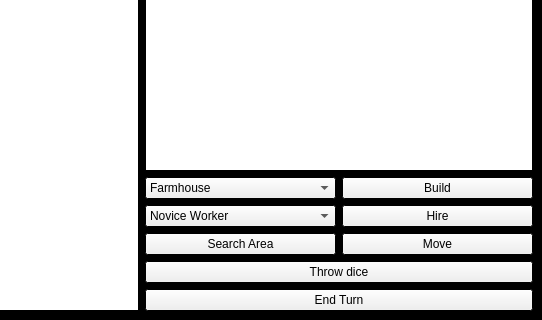
This is Game/mapwindow.ui in kemm0/Adam-Smith-s-Capitalization as Qt 5 draws it before an edit; both pictures show x 258 to 800 and y 118 to 438 of the 800 by 438 pixel window. The edited form follows.
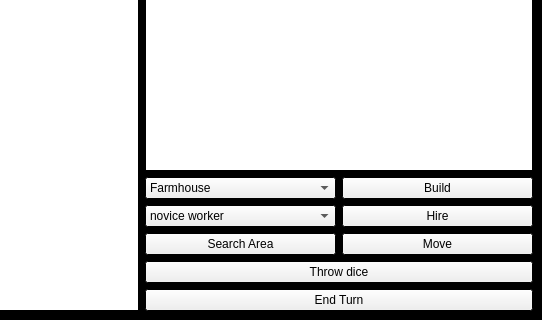
This is the edited form.

Commit message: fixing a bug that doesn't allow hiring of the last possible worker

What changed in the file:
```diff
--- a/Game/mapwindow.ui
+++ b/Game/mapwindow.ui
@@ -181,7 +181,7 @@
        <widget class="QComboBox" name="hiringList">
         <item>
          <property name="text">
-          <string>Novice Worker</string>
+          <string>novice worker</string>
          </property>
         </item>
         <item>
```
Left out of the diff: 4 changed lines with no effect on the pictures. The commit also changes 8 other files.
